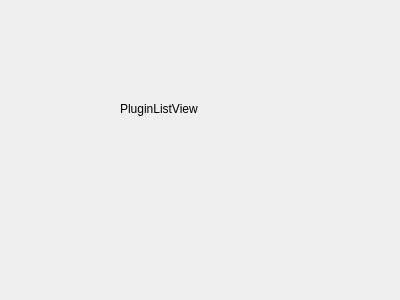
The window that src/frame_work/base/pluginlistview.ui (samiavasil/Daqster) describes before a commit, drawn with Qt 5.
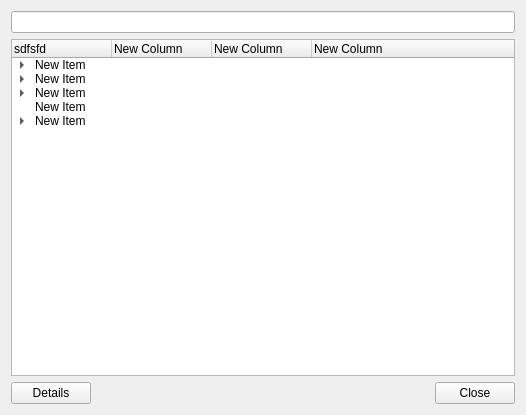
The same window after the commit. Icons and pictures are not drawn.

Commit message: Plugin files Search mechanism implented: Persistant store for plugins information. Check plugins changes by Hash.

```diff
--- a/src/frame_work/base/pluginlistview.ui
+++ b/src/frame_work/base/pluginlistview.ui
@@ -6,26 +6,198 @@
    <rect>
     <x>0</x>
     <y>0</y>
-    <width>400</width>
-    <height>300</height>
+    <width>526</width>
+    <height>415</height>
    </rect>
   </property>
   <property name="windowTitle">
    <string>Form</string>
   </property>
-  <widget class="QLabel" name="label">
-   <property name="geometry">
-    <rect>
-     <x>120</x>
-     <y>100</y>
-     <width>151</width>
-     <height>18</height>
-    </rect>
-   </property>
-   <property name="text">
-    <string>PluginListView</string>
-   </property>
-  </widget>
+  <layout class="QGridLayout" name="gridLayout">
+   <item row="0" column="0">
+    <layout class="QVBoxLayout" name="verticalLayout_2">
+     <item>
+      <layout class="QVBoxLayout" name="verticalLayout">
+       <item>
+        <widget class="QLineEdit" name="lineEdit"/>
+       </item>
+       <item>
+        <widget class="QTreeWidget" name="treeWidget">
+         <column>
+          <property name="text">
+           <string>sdfsfd</string>
+          </property>
+         </column>
+         <column>
+          <property name="text">
+           <string>New Column</string>
+          </property>
+         </column>
+         <column>
+          <property name="text">
+           <string>New Column</string>
+          </property>
+         </column>
+         <column>
+          <property name="text">
+           <string>New Column</string>
+          </property>
+         </column>
+         <item>
+          <property name="text">
+           <string>New Item</string>
+          </property>
+          <item>
+           <property name="text">
+            <string>New Subitem</string>
+           </property>
+           <property name="icon">
+            <iconset resource="../resources.qrc">
+             <normaloff>:/Icons/icons/down.png</normaloff>:/Icons/icons/down.png</iconset>
+           </property>
+           <property name="text">
+            <string>fgfdg</string>
+           </property>
+           <property name="text">
+            <string>dfgdfgdf</string>
+           </property>
+           <property name="text">
+            <string>dfgdgdfgd</string>
+           </property>
+          </item>
+         </item>
+         <item>
+          <property name="text">
+           <string>New Item</string>
+          </property>
+          <property name="text">
+           <string/>
+          </property>
+          <item>
+           <property name="text">
+            <string>New Subitem</string>
+           </property>
+           <property name="text">
+            <string>gdfgfdg</string>
+           </property>
+           <property name="text">
+            <string>fgdgdfgd</string>
+           </property>
+           <property name="text">
+            <string>gdfgdfgdf</string>
+           </property>
+          </item>
+         </item>
+         <item>
+          <property name="text">
+           <string>New Item</string>
+          </property>
+          <property name="text">
+           <string/>
+          </property>
+          <item>
+           <property name="text">
+            <string>New Subitem</string>
+           </property>
+           <property name="text">
+            <string>dfgdfgd</string>
+           </property>
+           <property name="text">
+            <string>dfgfd</string>
+           </property>
+           <property name="text">
+            <string>gdfgd</string>
+           </property>
+          </item>
+         </item>
+         <item>
+          <property name="text">
+           <string>New Item</string>
+          </property>
+         </item>
+         <item>
+          <property name="text">
+           <string>New Item</string>
+          </property>
+          <item>
+           <property name="text">
+            <string>New Subitem</string>
+           </property>
+           <property name="text">
+            <string>gdfgfd</string>
+           </property>
+           <property name="text">
+            <string>gdfg</string>
+           </property>
+           <property name="text">
+            <string>dfgdgfd</string>
+           </property>
+          </item>
+          <item>
+           <property name="text">
+            <string>New Subitem</string>
+           </property>
+           <property name="text">
+            <string>dfg</string>
+           </property>
+           <property name="text">
+            <string>ghfdh</string>
+           </property>
+           <property name="text">
+            <string>dgfgdfgdf</string>
+           </property>
+          </item>
+         </item>
+        </widget>
+       </item>
+      </layout>
+     </item>
+     <item>
+      <layout class="QHBoxLayout" name="horizontalLayout">
+       <item>
+        <widget class="QPushButton" name="pushButton">
+         <property name="sizePolicy">
+          <sizepolicy hsizetype="Fixed" vsizetype="Fixed">
+           <horstretch>0</horstretch>
+           <verstretch>0</verstretch>
+          </sizepolicy>
+         </property>
+         <property name="text">
+          <string>Details</string>
+         </property>
+        </widget>
+       </item>
+       <item>
+        <spacer name="horizontalSpacer">
+         <property name="orientation">
+          <enum>Qt::Horizontal</enum>
+         </property>
+         <property name="sizeHint" stdset="0">
+          <size>
+           <width>40</width>
+           <height>20</height>
+          </size>
+         </property>
+        </spacer>
+       </item>
+       <item>
+        <widget class="QPushButton" name="pushButton_2">
+         <property name="sizePolicy">
+          <sizepolicy hsizetype="Fixed" vsizetype="Fixed">
+           <horstretch>0</horstretch>
+           <verstretch>0</verstretch>
+          </sizepolicy>
+         </property>
+         <property name="text">
+          <string>Close</string>
+         </property>
+        </widget>
+       </item>
+      </layout>
+     </item>
+    </layout>
+   </item>
+  </layout>
  </widget>
  <resources/>
  <connections/>
```
Left out of the diff: 4 changed lines with no effect on the pictures. The commit also changes 17 other files.
